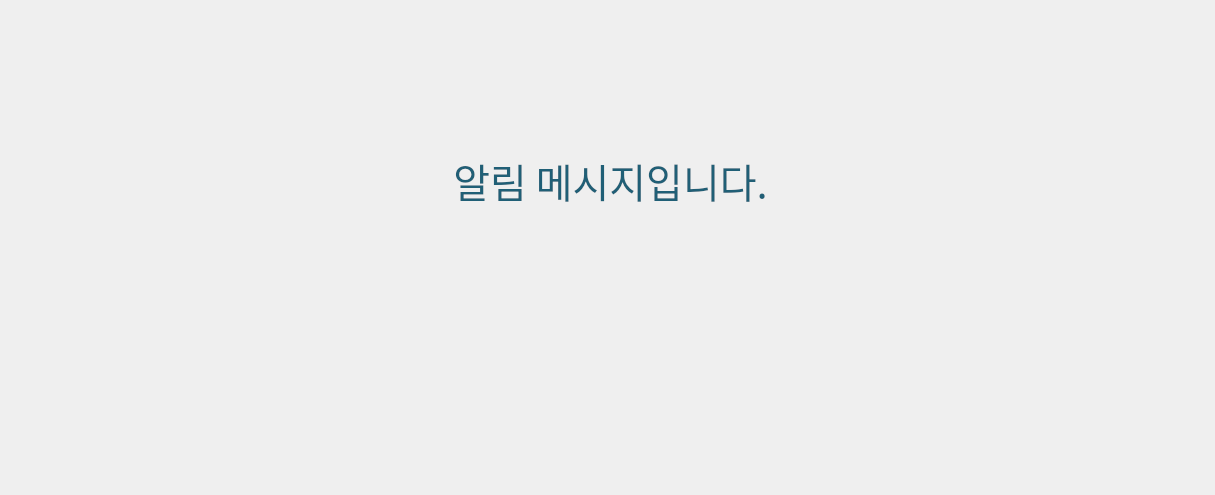
This is ui/ui_dlg_msg_comm.ui in Altlog214608/dsSmart_KR as Qt 5 draws it before an edit. The edited form follows.
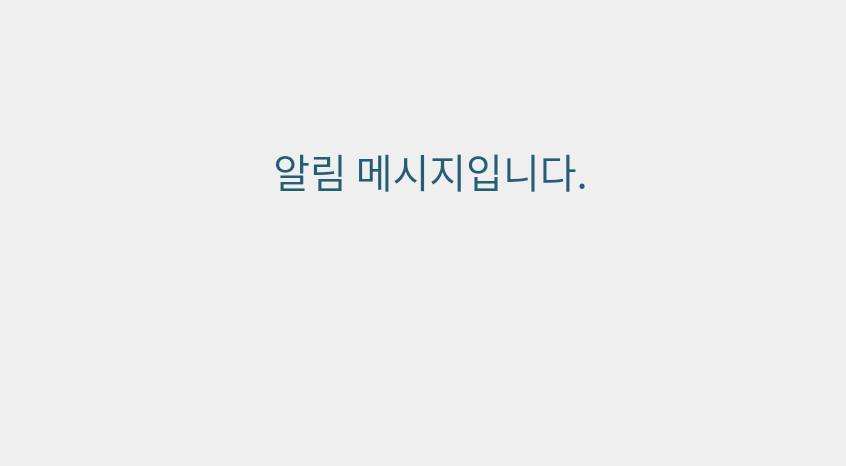
This is the edited form. Icons and pictures are not drawn.

Patch:
```diff
--- a/ui/ui_dlg_msg_comm.ui
+++ b/ui/ui_dlg_msg_comm.ui
@@ -9,8 +9,8 @@
    <rect>
     <x>0</x>
     <y>0</y>
-    <width>1215</width>
-    <height>495</height>
+    <width>846</width>
+    <height>466</height>
    </rect>
   </property>
   <property name="windowTitle">
@@ -19,10 +19,10 @@
   <widget class="QPushButton" name="pb_close">
    <property name="geometry">
     <rect>
-     <x>670</x>
-     <y>280</y>
-     <width>260</width>
-     <height>130</height>
+     <x>470</x>
+     <y>310</y>
+     <width>320</width>
+     <height>100</height>
     </rect>
    </property>
    <property name="styleSheet">
@@ -45,8 +45,8 @@
     <rect>
      <x>0</x>
      <y>0</y>
-     <width>1215</width>
-     <height>495</height>
+     <width>846</width>
+     <height>466</height>
     </rect>
    </property>
    <property name="styleSheet">
@@ -61,8 +61,8 @@
   <widget class="QLabel" name="label_msg">
    <property name="geometry">
     <rect>
-     <x>120</x>
-     <y>130</y>
+     <x>-60</x>
+     <y>120</y>
      <width>981</width>
      <height>101</height>
     </rect>
@@ -97,10 +97,10 @@
   <widget class="QPushButton" name="pb_btn">
    <property name="geometry">
     <rect>
-     <x>290</x>
-     <y>280</y>
-     <width>260</width>
-     <height>130</height>
+     <x>60</x>
+     <y>310</y>
+     <width>320</width>
+     <height>100</height>
     </rect>
    </property>
    <property name="styleSheet">
```
